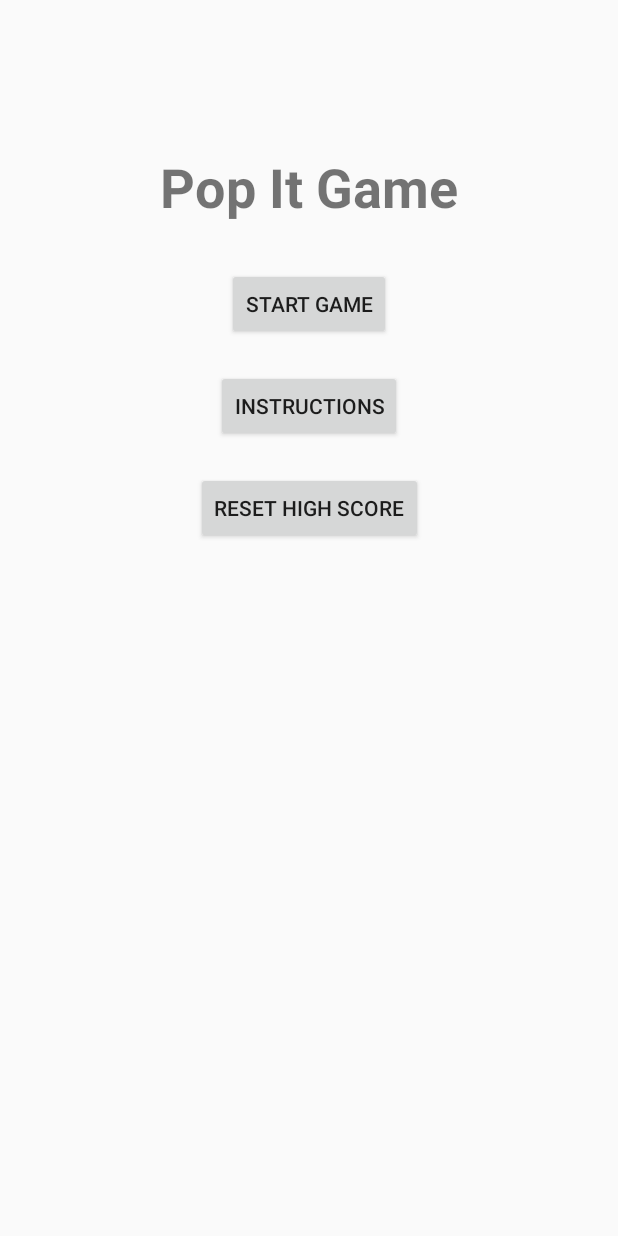
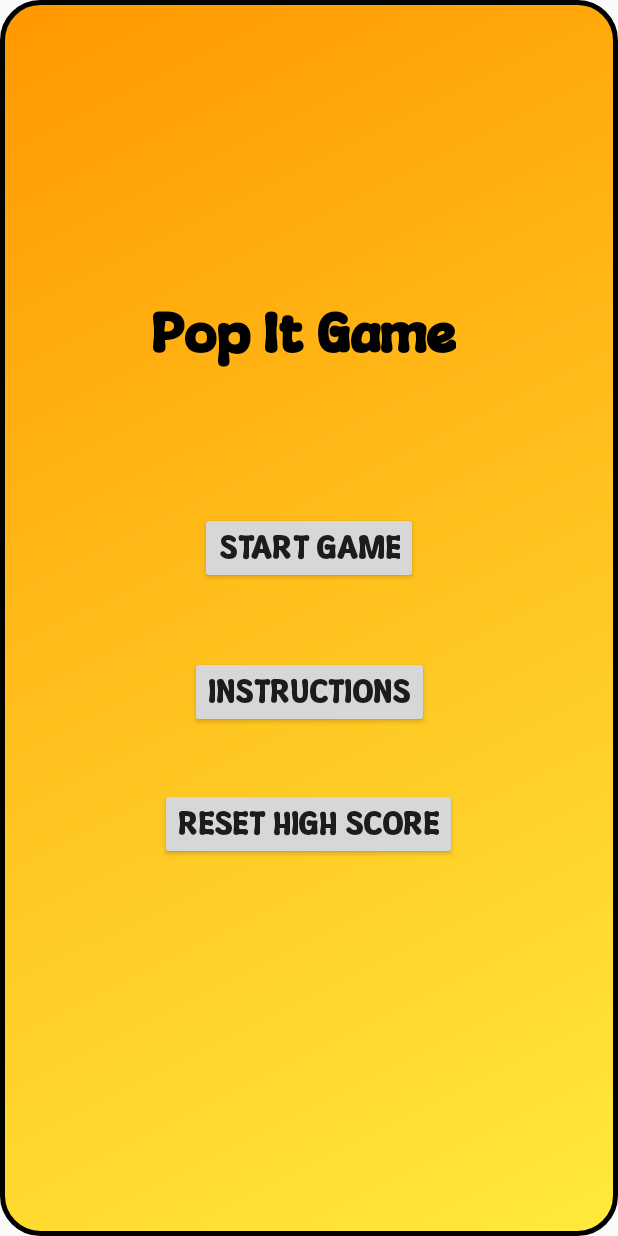
Before and after one commit to armanvalenzuela/minigamecollection.github.io, an Android app: the layout pop_menu.xml on its own in the app's theme, with its tools: preview values and no code run, on a phone screen of 412 x 824 dp. Run offline under Robolectric (Android 15) with nearby library versions, the phone set to English and light mode, and no system bars.

Commit message:
Mini Game Collection

```diff
--- a/app/src/main/res/layout/pop_menu.xml
+++ b/app/src/main/res/layout/pop_menu.xml
@@ -4,52 +4,67 @@
     xmlns:tools="http://schemas.android.com/tools"
     android:layout_width="match_parent"
     android:layout_height="match_parent"
+    android:background="@drawable/memory_colorbutton"
     tools:context=".StartupActivity">
 
     <!-- Game Title -->
+
+    <!-- Start Game Button -->
+
+    <!-- Instructions Button -->
+
+    <!-- Reset High Score Button -->
+
     <TextView
         android:id="@+id/gameTitle"
         android:layout_width="wrap_content"
         android:layout_height="wrap_content"
+        android:layout_marginTop="200dp"
+        android:fontFamily="@font/cheese"
         android:text="Pop It Game"
+        android:textColor="@color/black"
         android:textSize="36sp"
         android:textStyle="bold"
-        android:layout_marginTop="100dp"
-        app:layout_constraintTop_toTopOf="parent"
+        app:layout_constraintEnd_toEndOf="parent"
+        app:layout_constraintHorizontal_bias="0.485"
         app:layout_constraintStart_toStartOf="parent"
-        app:layout_constraintEnd_toEndOf="parent" />
+        app:layout_constraintTop_toTopOf="parent" />
 
-    <!-- Start Game Button -->
     <Button
         android:id="@+id/startGameButton"
         android:layout_width="wrap_content"
         android:layout_height="wrap_content"
+        android:layout_marginTop="96dp"
+        android:fontFamily="@font/cheese"
         android:text="Start Game"
-        app:layout_constraintTop_toBottomOf="@+id/gameTitle"
+        android:textSize="21sp"
+        app:layout_constraintEnd_toEndOf="parent"
         app:layout_constraintStart_toStartOf="parent"
-        app:layout_constraintEnd_toEndOf="parent"
-        android:layout_marginTop="30dp" />
+        app:layout_constraintTop_toBottomOf="@+id/gameTitle" />
 
-    <!-- Instructions Button -->
     <Button
         android:id="@+id/instructionsButton"
         android:layout_width="wrap_content"
         android:layout_height="wrap_content"
+        android:layout_marginTop="48dp"
+        android:fontFamily="@font/cheese"
         android:text="Instructions"
-        app:layout_constraintTop_toBottomOf="@+id/startGameButton"
+        android:textSize="21sp"
+        app:layout_constraintEnd_toEndOf="parent"
         app:layout_constraintStart_toStartOf="parent"
-        app:layout_constraintEnd_toEndOf="parent"
-        android:layout_marginTop="20dp" />
+        app:layout_constraintTop_toBottomOf="@+id/startGameButton" />
 
-    <!-- Reset High Score Button -->
     <Button
         android:id="@+id/resetHighScoreButton"
         android:layout_width="wrap_content"
         android:layout_height="wrap_content"
+        android:layout_marginTop="40dp"
+        android:fontFamily="@font/cheese"
         android:text="Reset High Score"
-        app:layout_constraintTop_toBottomOf="@+id/instructionsButton"
+        android:textSize="21sp"
+        app:layout_constraintEnd_toEndOf="parent"
+        app:layout_constraintHorizontal_bias="0.497"
         app:layout_constraintStart_toStartOf="parent"
-        app:layout_constraintEnd_toEndOf="parent"
-        android:layout_marginTop="20dp" />
+        app:layout_constraintTop_toBottomOf="@+id/instructionsButton" />
 
 </androidx.constraintlayout.widget.ConstraintLayout>
```
Also changed, not shown: app/src/main/res/layout/activity_instructions.xml (+15 -6 lines), app/src/main/res/layout/pop.xml (+31 -21 lines).
